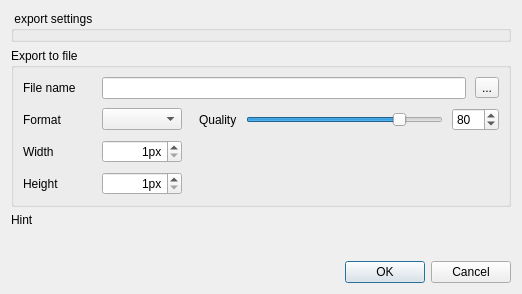
Before: the Qt Designer form src/corelibs/U2Gui/src/util/ui/ExportImageDialog.ui in violethaze74/ugene, drawn with Qt 5.
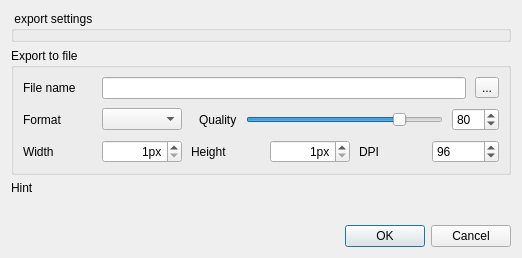
After: the same form once the commit is applied.

Commit message: Addition to UGENE-3943 fix: DPI for Dotplot image export

The edit to the form file:
```diff
--- a/src/corelibs/U2Gui/src/util/ui/ExportImageDialog.ui
+++ b/src/corelibs/U2Gui/src/util/ui/ExportImageDialog.ui
@@ -7,7 +7,7 @@
     <x>0</x>
     <y>0</y>
     <width>522</width>
-    <height>294</height>
+    <height>258</height>
    </rect>
   </property>
   <property name="sizePolicy">
@@ -191,32 +191,62 @@
         <property name="sizeConstraint">
          <enum>QLayout::SetMinimumSize</enum>
         </property>
-        <item row="1" column="0">
-         <widget class="QLabel" name="heightLabel">
+        <item row="0" column="3">
+         <widget class="QWidget" name="dpiWidget" native="true">
+          <layout class="QHBoxLayout" name="dpiLayout">
+           <property name="leftMargin">
+            <number>0</number>
+           </property>
+           <property name="topMargin">
+            <number>0</number>
+           </property>
+           <property name="rightMargin">
+            <number>0</number>
+           </property>
+           <property name="bottomMargin">
+            <number>0</number>
+           </property>
+           <item>
+            <widget class="QLabel" name="label_2">
           <property name="sizePolicy">
-           <sizepolicy hsizetype="Maximum" vsizetype="Preferred">
+              <sizepolicy hsizetype="Minimum" vsizetype="Preferred">
             <horstretch>0</horstretch>
             <verstretch>0</verstretch>
            </sizepolicy>
           </property>
-          <property name="minimumSize">
-           <size>
-            <width>70</width>
-            <height>0</height>
-           </size>
-          </property>
           <property name="text">
-           <string>Height</string>
-          </property>
-          <property name="alignment">
-           <set>Qt::AlignLeading|Qt::AlignLeft|Qt::AlignVCenter</set>
-          </property>
+              <string>DPI</string>
+             </property>
+            </widget>
+           </item>
+           <item>
+            <widget class="QSpinBox" name="dpiSpinBox">
+             <property name="sizePolicy">
+              <sizepolicy hsizetype="Preferred" vsizetype="Fixed">
+               <horstretch>0</horstretch>
+               <verstretch>0</verstretch>
+              </sizepolicy>
+             </property>
+             <property name="minimum">
+              <number>80</number>
+             </property>
+             <property name="maximum">
+              <number>750</number>
+             </property>
+             <property name="value">
+              <number>96</number>
+             </property>
+            </widget>
+           </item>
+          </layout>
          </widget>
         </item>
         <item row="0" column="0">
+         <layout class="QHBoxLayout" name="horizontalLayout">
+          <item>
          <widget class="QLabel" name="widthLabel">
           <property name="sizePolicy">
-           <sizepolicy hsizetype="Maximum" vsizetype="Preferred">
+             <sizepolicy hsizetype="Preferred" vsizetype="Preferred">
             <horstretch>0</horstretch>
             <verstretch>0</verstretch>
            </sizepolicy>
@@ -232,10 +262,10 @@
           </property>
          </widget>
         </item>
-        <item row="0" column="1" alignment="Qt::AlignLeft">
+          <item>
          <widget class="QSpinBox" name="widthSpinBox">
           <property name="sizePolicy">
-           <sizepolicy hsizetype="Fixed" vsizetype="Fixed">
+             <sizepolicy hsizetype="Preferred" vsizetype="Fixed">
             <horstretch>0</horstretch>
             <verstretch>0</verstretch>
            </sizepolicy>
@@ -266,7 +296,33 @@
           </property>
          </widget>
         </item>
-        <item row="1" column="1" alignment="Qt::AlignLeft">
+         </layout>
+        </item>
+        <item row="0" column="1">
+         <layout class="QHBoxLayout" name="horizontalLayout_4">
+          <item>
+           <widget class="QLabel" name="heightLabel">
+            <property name="sizePolicy">
+             <sizepolicy hsizetype="Minimum" vsizetype="Preferred">
+              <horstretch>0</horstretch>
+              <verstretch>0</verstretch>
+             </sizepolicy>
+            </property>
+            <property name="minimumSize">
+             <size>
+              <width>70</width>
+              <height>0</height>
+             </size>
+            </property>
+            <property name="text">
+             <string>Height</string>
+            </property>
+            <property name="alignment">
+             <set>Qt::AlignLeading|Qt::AlignLeft|Qt::AlignVCenter</set>
+            </property>
+           </widget>
+          </item>
+          <item>
          <widget class="QSpinBox" name="heightSpinBox">
           <property name="sizePolicy">
            <sizepolicy hsizetype="Fixed" vsizetype="Fixed">
@@ -303,6 +359,8 @@
        </layout>
       </item>
      </layout>
+      </item>
+     </layout>
     </widget>
    </item>
    <item>
```
Left out of the diff: 1 changed line with no effect on the pictures. Lines whose indentation alone changed are shown as unchanged. The commit also changes 6 other files.
